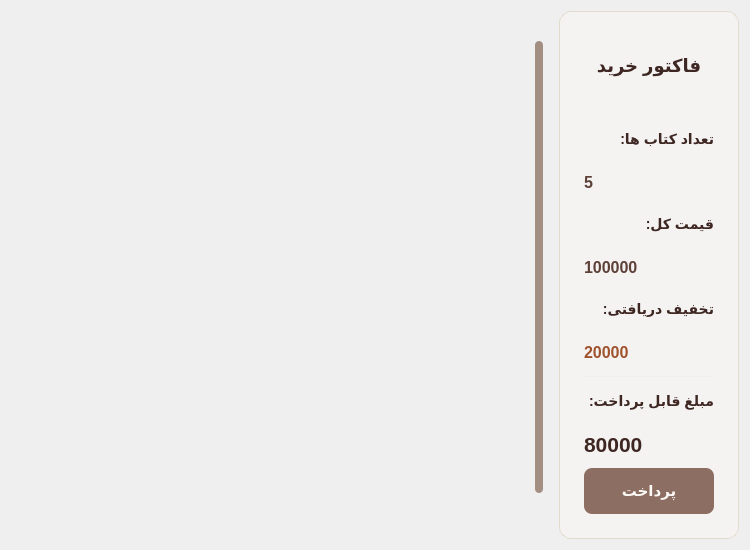
Above: Client/user/cartwidget.ui from Onyx1907/Lumina-EBook-Platform before the change. Below: the same form after it.
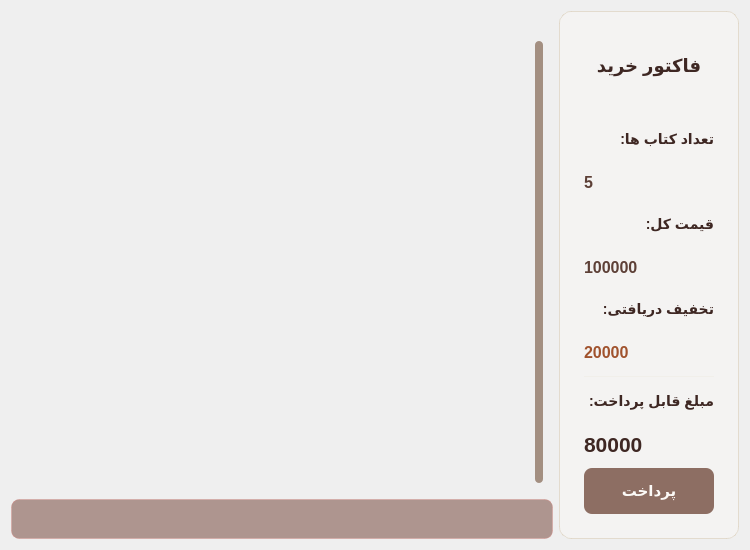
That is the form after the change. Icons and pictures are not drawn.

Commit message: feat(library): implement shelf management and book transfer; logic, network and UI

```diff
--- a/Client/user/cartwidget.ui
+++ b/Client/user/cartwidget.ui
@@ -92,23 +92,27 @@
        <property name="minimumSize">
         <size>
          <width>0</width>
-         <height>30</height>
+         <height>40</height>
         </size>
        </property>
        <property name="maximumSize">
         <size>
          <width>16777215</width>
-         <height>30</height>
+         <height>40</height>
         </size>
        </property>
        <property name="styleSheet">
-        <string notr="true">color: #a63a3a;
-font-size: 11px;
-font-family: &quot;Ubuntu&quot;, &quot;Segoe UI&quot;, &quot;Tahoma&quot;, sans-serif;
-font-weight: bold;
-qproperty-alignment: 'AlignHCenter | AlignVCenter';
-background: transparent;
-</string>
+        <string notr="true">QLabel {
+    background-color: rgba(93, 37, 25, 0.45);  /* پس‌زمینه شیشه‌ای شرابی/شکلاتی تیره */
+    border: 1px solid rgba(217, 136, 128, 0.35); /* مرز ملو متمایل به رز-گلد شفاف */
+    border-radius: 8px;                         /* گوشه‌های نرم */
+    color: #FADBD8;                             /* رنگ متن صورتی بسیار ملایم و خوانا */
+    font-family: &quot;Segoe UI&quot;, &quot;Tahoma&quot;;
+    font-size: 13px;
+    font-weight: bold;
+    padding: 8px 16px;                          /* ایجاد فضای تنفس داخلی برای حالت شیشه‌ای */
+    qproperty-alignment: 'AlignCenter';         /* وسط‌چین کردن متن خطا */
+}</string>
        </property>
        <property name="text">
         <string/>
```
The commit also changes 3 other files.
